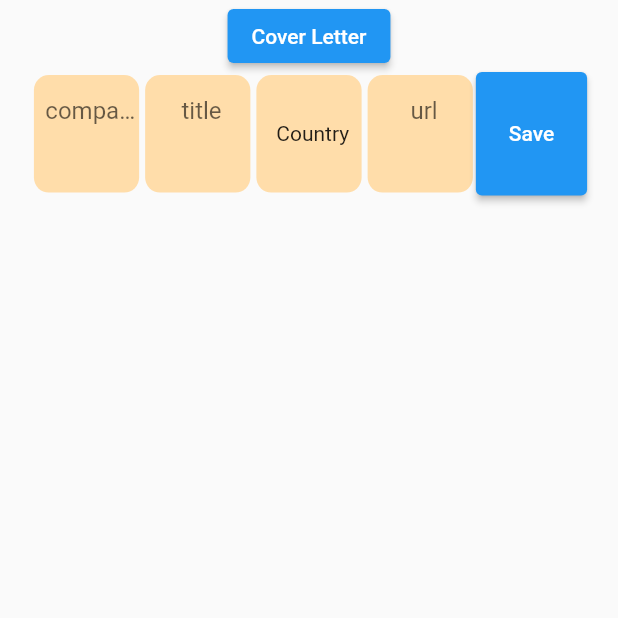
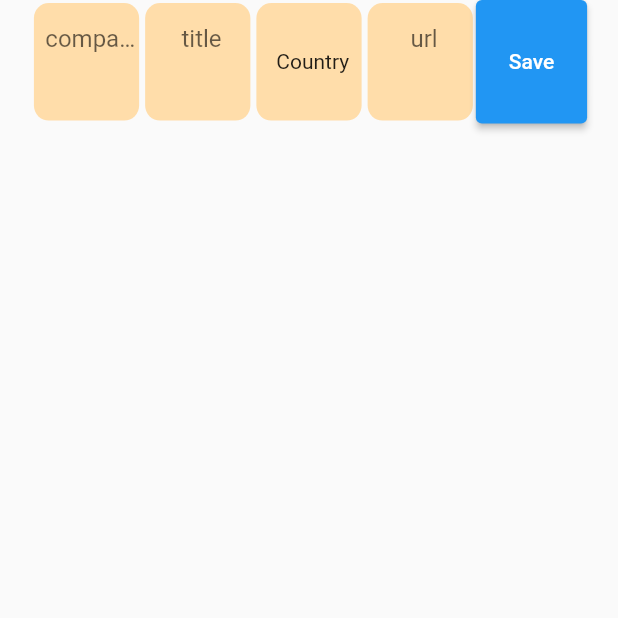
Before and after one commit to nikiforov5000/flutter_jobs_applications, a Flutter app: the screen it shows after launch, on a phone screen of 412 x 824 dp, the top half of it. Run offline on Flutter 3.47's test engine with Material 2 defaults, Android fonts, the phone set to English and light mode, and no system bars; our stand-ins replace cloud_firestore, country_picker, firebase_core; accounts and stored records are empty.

Commit message:
build and deploy

```diff
--- a/lib/screens/home_screen/home_screen.dart
+++ b/lib/screens/home_screen/home_screen.dart
@@ -14,7 +14,7 @@ class HomeScreen extends StatelessWidget {
       margin: EdgeInsets.symmetric(horizontal: spacer),
       child: Column(
         children: [
-          CoverLetterEditorButton(),
+          // CoverLetterEditorButton(),
           InputSection(),
           JobsStreamBuilder(),
         ],
```
Also changed, not shown: 1 other file.
